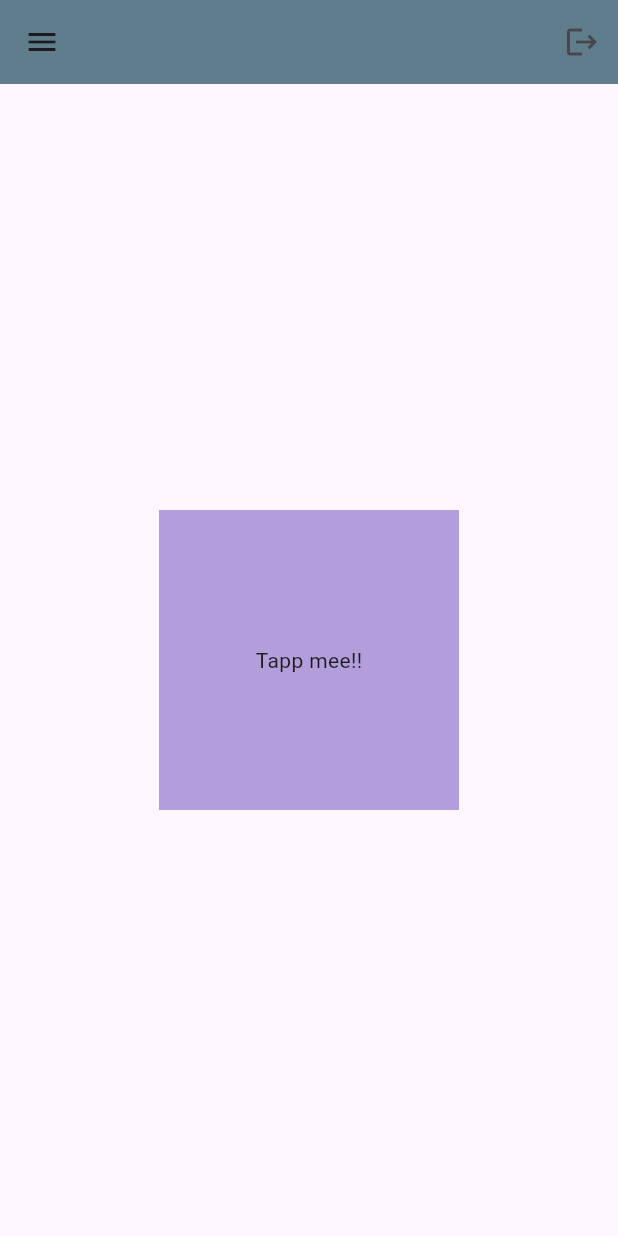
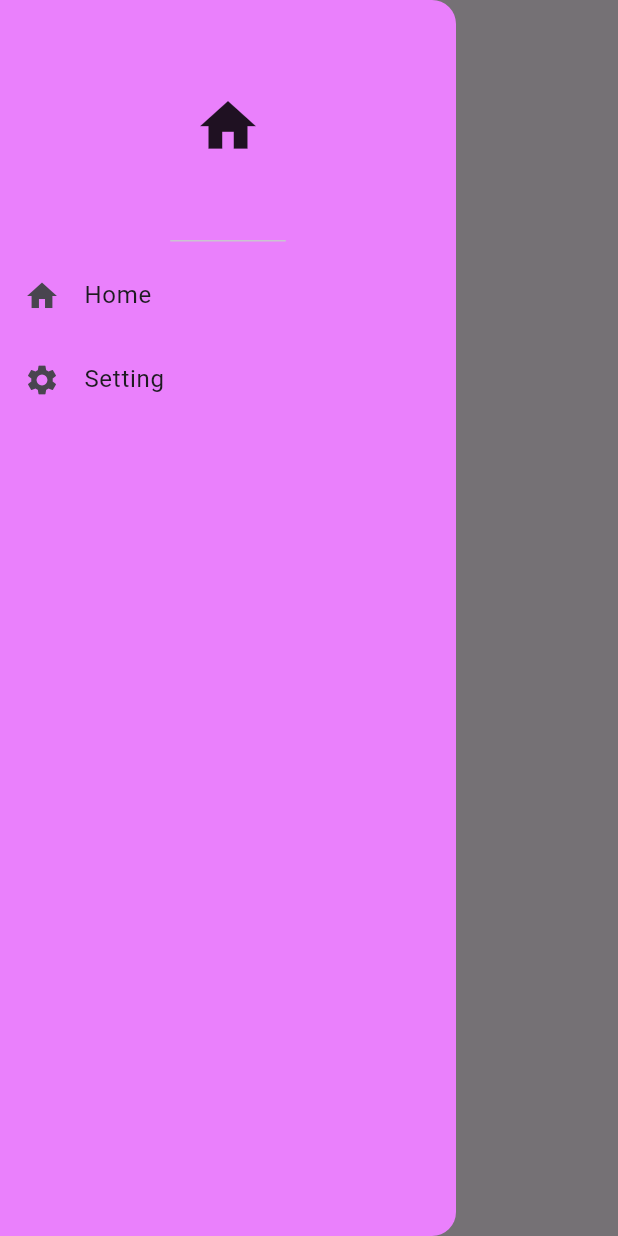
Before and after one commit to mirajgansi/fkutter-learning, a Flutter app: the screen it shows after launch, with the side drawer open (before the commit the screen has no drawer), on a phone screen of 412 x 824 dp. Run offline on Flutter 3.47's test engine with Material 3 defaults, Android fonts, the phone set to English and light mode, and no system bars.

```diff
--- a/lib/main.dart
+++ b/lib/main.dart
@@ -2,6 +2,9 @@ import 'dart:async';
 
 import 'package:flutter/material.dart';
 import 'package:flutter/rendering.dart';
+import 'package:test_app/pages/first_page.dart';
+import 'package:test_app/pages/home_page.dart';
+import 'package:test_app/pages/setting_page.dart';
 
 void main() {
   runApp(MyApp());
@@ -17,25 +20,12 @@ class MyApp extends StatelessWidget {
   Widget build(BuildContext context) {
     return MaterialApp(
       debugShowCheckedModeBanner: false,
-      home: Scaffold(
-        appBar: AppBar(
-          title: Text(""),
-          backgroundColor: Colors.blueGrey,
-          leading: Icon(Icons.menu),
-          actions: [IconButton(onPressed: () {}, icon: Icon(Icons.logout))],
-        ),
-        body: Center(
-          child: GestureDetector(
-            onTap: () => {print("Button tapped")},
-            child: Container(
-              height: 200,
-              width: 200,
-              color: Colors.deepPurple[200],
-              child: Center(child: Text("Tapp mee!!")),
-            ),
-          ),
-        ),
-      ),
+      home: FirstPage(),
+      routes: {
+        '/firstpage': (context) => FirstPage(),
+        '/homepage': (context) => HomePage(),
+        '/settingpage': (context) => SettingPage(),
+      },
     );
   }
 }
--- /dev/null
+++ b/lib/pages/first_page.dart
@@ -0,0 +1,33 @@
+import 'package:flutter/material.dart';
+
+class FirstPage extends StatelessWidget {
+  const FirstPage({super.key});
+
+  @override
+  Widget build(BuildContext context) {
+    return Scaffold(
+      appBar: AppBar(title: Text("First page")),
+      drawer: Drawer(
+        backgroundColor: Colors.purpleAccent[100],
+        child: Column(
+          children: [
+            DrawerHeader(child: Icon(Icons.home, size: 45)),
+            ListTile(
+              leading: Icon(Icons.home),
+              title: Text("Home"),
+              onTap: () => {
+                Navigator.pop(context),
+                Navigator.pushNamed(context, '/homepage'),
+              },
+            ),
+            ListTile(
+              leading: Icon(Icons.settings),
+              title: Text("Setting"),
+              onTap: () => {Navigator.pushNamed(context, '/settingpage')},
+            ),
+          ],
+        ),
+      ),
+    );
+  }
+}
--- /dev/null
+++ b/lib/pages/home_page.dart
@@ -0,0 +1,10 @@
+import 'package:flutter/material.dart';
+
+class HomePage extends StatelessWidget {
+  const HomePage({super.key});
+
+  @override
+  Widget build(BuildContext context) {
+    return Scaffold(appBar: AppBar(title: Text("Home page")));
+  }
+}
--- /dev/null
+++ b/lib/pages/setting_page.dart
@@ -0,0 +1,10 @@
+import 'package:flutter/material.dart';
+
+class SettingPage extends StatelessWidget {
+  const SettingPage({super.key});
+
+  @override
+  Widget build(BuildContext context) {
+    return Scaffold(appBar: AppBar(title: Text("Home page")));
+  }
+}
```
